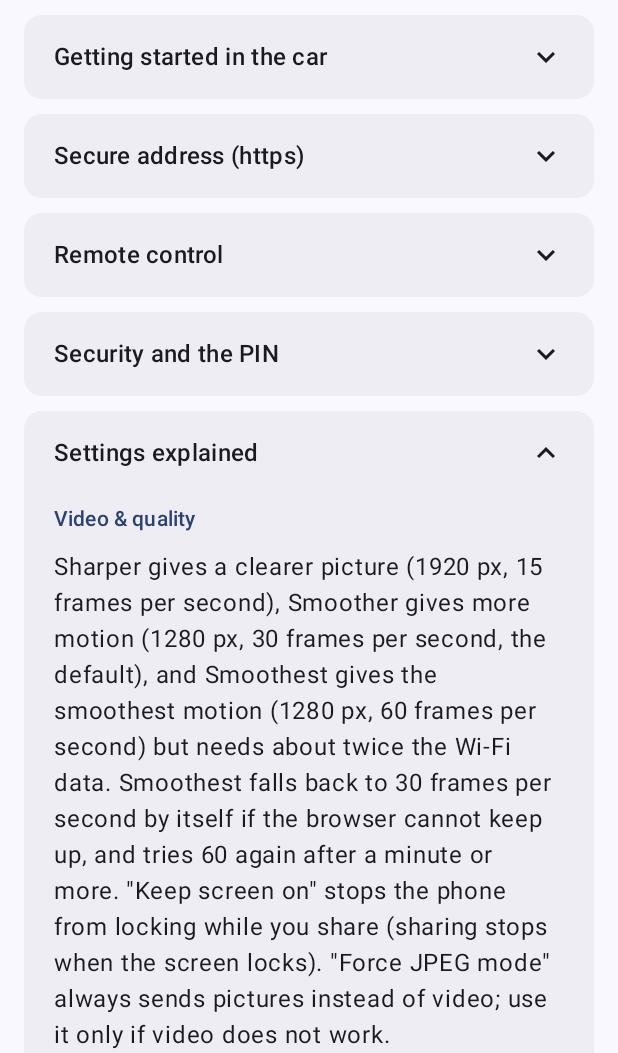
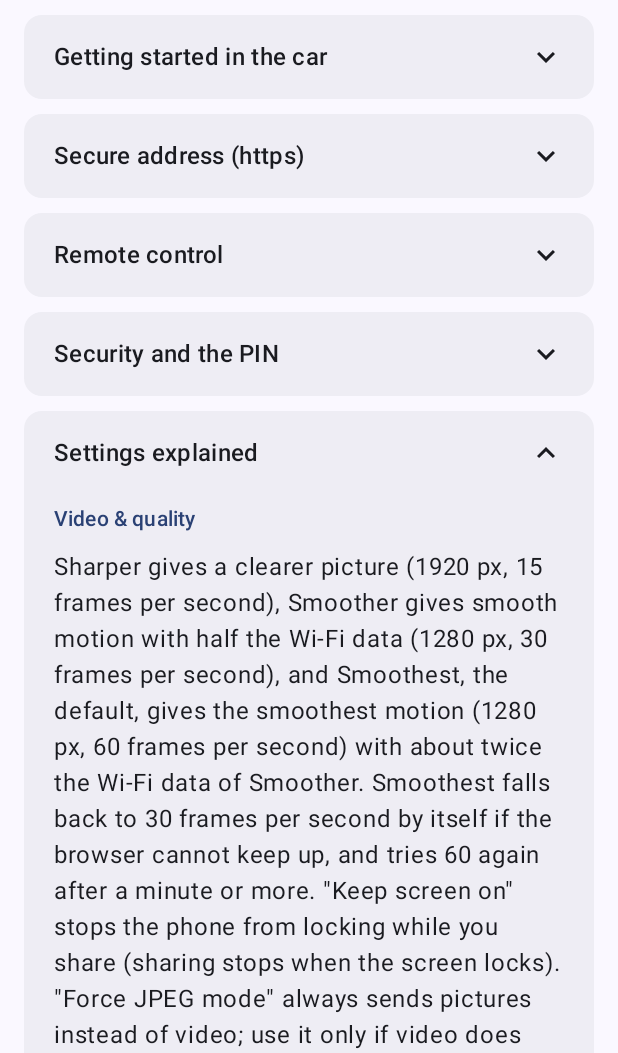
Before and after one commit to danyk20/WebMirror, an Android app built with Jetpack Compose: the composable HelpScreen shown on its own in the app's theme, after a tap on "Settings explained", on a phone screen of 412 x 824 dp, the part 183-1236 px from its top. Run offline under Robolectric (Android 15) with nearby library versions, the phone set to English and light mode, and no system bars; 1 statement that could not run was skipped; 1 other tap on this screen came first.

Commit message:
Smoothest (60 fps) is the default video setting
Co-Authored-By: Claude Opus 5.5 <noreply@anthropic.com>

```diff
--- a/app/src/main/java/app/webmirror/android/capture/Preset.kt
+++ b/app/src/main/java/app/webmirror/android/capture/Preset.kt
@@ -27,6 +27,9 @@ enum class Preset(
         /** The rate `FpsGovernor` drops to when the viewer cannot keep up with a higher one. */
         const val FALLBACK_FPS = 30
 
-        fun fromKey(key: String?): Preset = entries.firstOrNull { it.key == key } ?: SMOOTHER
+        fun fromKey(key: String?): Preset = entries.firstOrNull { it.key == key } ?: DEFAULT
+
+        /** Used until the user picks a preset: 60 fps, with the automatic fallback to 30 fps. */
+        val DEFAULT = SMOOTHEST
     }
 }
--- a/app/src/main/java/app/webmirror/android/ui/HelpPage.kt
+++ b/app/src/main/java/app/webmirror/android/ui/HelpPage.kt
@@ -117,7 +117,7 @@ internal val HELP_SECTIONS: List<HelpSection> = listOf(
         "Settings explained",
         listOf(
             h("Video & quality"),
-            p("Sharper gives a clearer picture (1920 px, 15 frames per second), Smoother gives more motion (1280 px, 30 frames per second, the default), and Smoothest gives the smoothest motion (1280 px, 60 frames per second) but needs about twice the Wi-Fi data. Smoothest falls back to 30 frames per second by itself if the browser cannot keep up, and tries 60 again after a minute or more. \"Keep screen on\" stops the phone from locking while you share (sharing stops when the screen locks). \"Force JPEG mode\" always sends pictures instead of video; use it only if video does not work."),
+            p("Sharper gives a clearer picture (1920 px, 15 frames per second), Smoother gives smooth motion with half the Wi-Fi data (1280 px, 30 frames per second), and Smoothest, the default, gives the smoothest motion (1280 px, 60 frames per second) with about twice the Wi-Fi data of Smoother. Smoothest falls back to 30 frames per second by itself if the browser cannot keep up, and tries 60 again after a minute or more. \"Keep screen on\" stops the phone from locking while you share (sharing stops when the screen locks). \"Force JPEG mode\" always sends pictures instead of video; use it only if video does not work."),
             h("Screen capture"),
             p("Choose what Android shares when you tap Start: the entire screen, or let Android ask you each time (one app or the entire screen). Android 13 and older always share the entire screen."),
             h("Audio"),
--- a/app/src/main/java/app/webmirror/android/ui/SettingsScreens.kt
+++ b/app/src/main/java/app/webmirror/android/ui/SettingsScreens.kt
@@ -198,8 +198,8 @@ private fun VideoSettings(settings: Settings) {
                 preset == p,
                 supporting = when (p) {
                     Preset.SHARPER -> "Sharper text. ${p.maxLongSide} px, ${p.fps} frames per second."
-                    Preset.SMOOTHER -> "Smooth motion, the default. ${p.maxLongSide} px, ${p.fps} frames per second."
-                    Preset.SMOOTHEST -> "Smoothest motion, about twice the Wi-Fi data. ${p.maxLongSide} px, ${p.fps} frames per second. " +
+                    Preset.SMOOTHER -> "Smooth motion with half the Wi-Fi data. ${p.maxLongSide} px, ${p.fps} frames per second."
+                    Preset.SMOOTHEST -> "Smoothest motion, the default. ${p.maxLongSide} px, ${p.fps} frames per second. " +
                         "Falls back to ${Preset.FALLBACK_FPS} fps automatically if the car can't keep up."
                 },
             ) {
```
Also changed, not shown: 4 other files.
